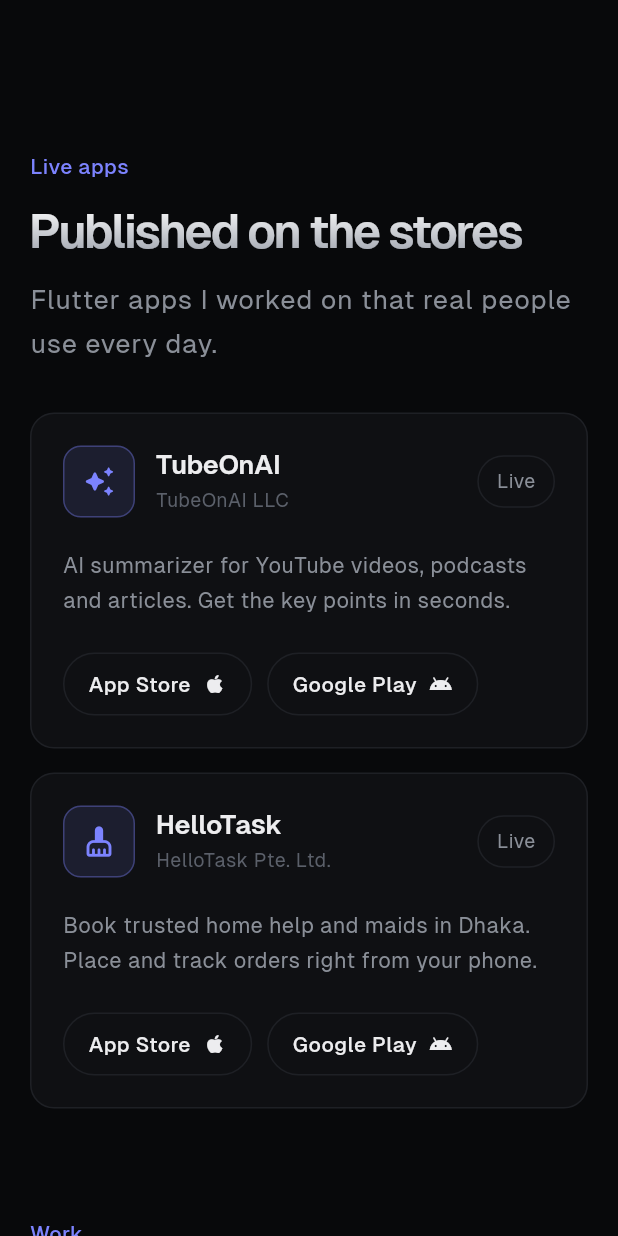
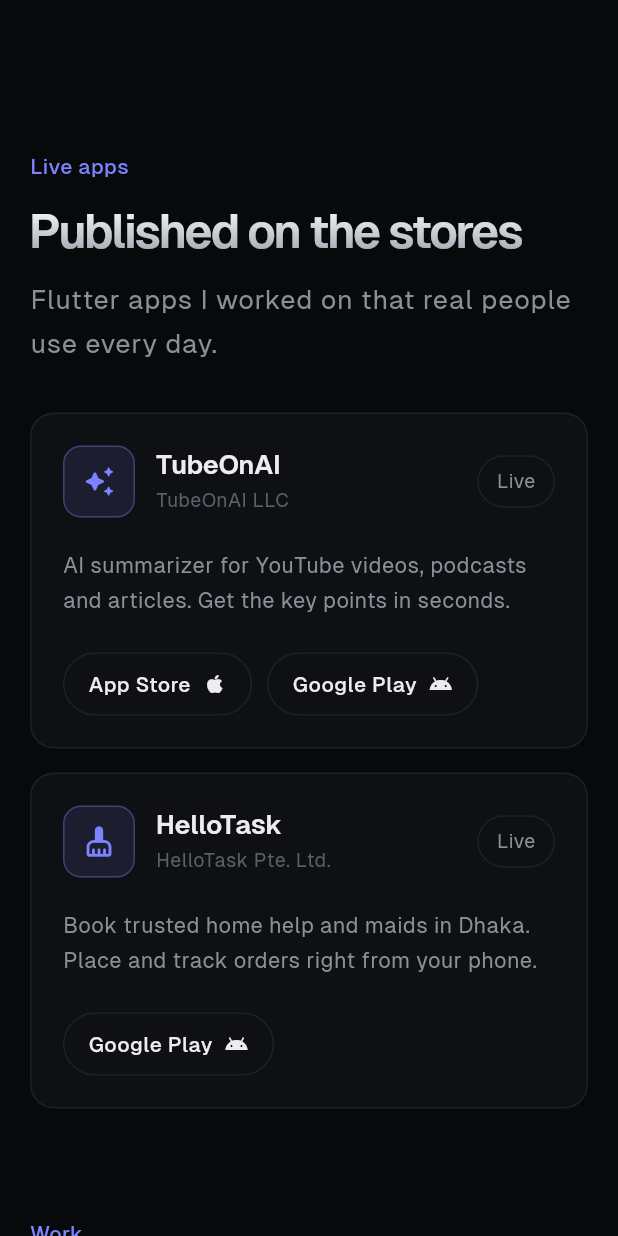
Before and after one commit to Al-Rasin/Al-Rasin.github.io, a Flutter app: the screen it shows after launch, scrolled down 576 dp, on a phone screen of 412 x 824 dp. Run offline on Flutter 3.47's test engine with Material 3 defaults, Android fonts, the phone set to English and light mode, and no system bars.

Commit message:
Remove broken HelloTask App Store link (#2)

```diff
--- a/lib/data/portfolio_data.dart
+++ b/lib/data/portfolio_data.dart
@@ -104,7 +104,6 @@ class PortfolioData {
           'Book trusted home help and maids in Dhaka. Place and track '
           'orders right from your phone.',
       icon: Icons.cleaning_services_rounded,
-      appStoreUrl: 'https://apps.apple.com/us/app/hellotask/id1448530002',
       playStoreUrl:
           'https://play.google.com/store/apps/details?id=com.robotlogistics.callrobot',
     ),
```
